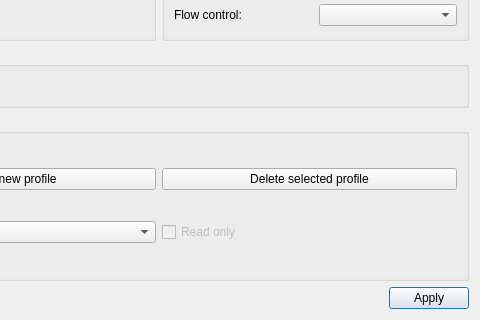
Qt form settingsdialog.ui (nghtsnw/etrodiag) before a commit; both pictures show x 163 to 643 and y 153 to 473 of the 643 by 473 pixel window.
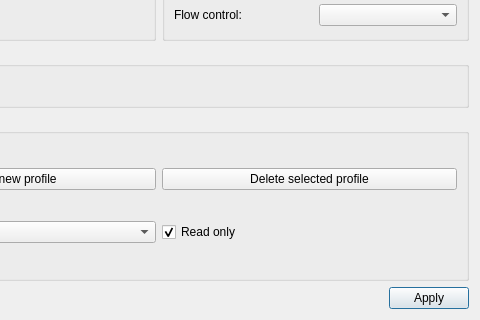
The same form after that commit.

What changed in the file:
```diff
--- a/settingsdialog.ui
+++ b/settingsdialog.ui
@@ -227,11 +227,14 @@
       <item row="1" column="1">
        <widget class="QCheckBox" name="profileCheckRO">
         <property name="enabled">
-         <bool>false</bool>
+         <bool>true</bool>
         </property>
         <property name="text">
          <string>Read only</string>
         </property>
+        <property name="checked">
+         <bool>true</bool>
+        </property>
        </widget>
       </item>
      </layout>
```
Left out of the diff: 2 changed lines with no effect on the pictures.
